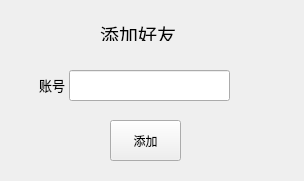
Before: the Qt Designer form friendmaking.ui in yuanchuc/MyQQ-Json, drawn with Qt 5.
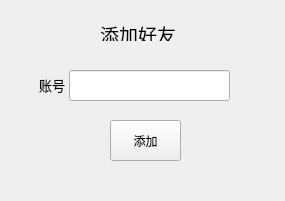
After: the same form once the commit is applied.

Patch:
```diff
--- a/friendmaking.ui
+++ b/friendmaking.ui
@@ -6,8 +6,8 @@
    <rect>
     <x>0</x>
     <y>0</y>
-    <width>304</width>
-    <height>181</height>
+    <width>285</width>
+    <height>201</height>
    </rect>
   </property>
   <property name="windowTitle">
```
